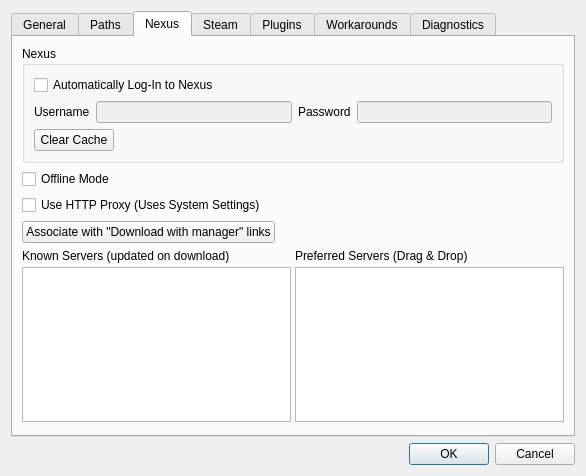
Holt59/mo2-merge, file modorganizer/src/settingsdialog.ui: the form before one commit.
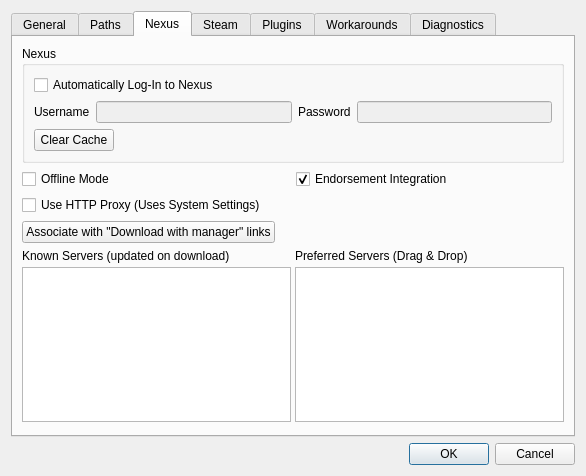
The form after the commit. The open tabs and pages were chosen to show the change. Icons and pictures are not drawn.

Commit message: [modorganizer] Add an option to disable endorsements

```diff
--- a/modorganizer/src/settingsdialog.ui
+++ b/modorganizer/src/settingsdialog.ui
@@ -537,6 +537,8 @@
         </widget>
        </item>
        <item>
+        <layout class="QGridLayout" name="gridLayout_8">
+         <item row="0" column="0">
         <widget class="QCheckBox" name="offlineBox">
          <property name="statusTip">
           <string>Disable automatic internet features</string>
@@ -549,7 +551,7 @@
          </property>
         </widget>
        </item>
-       <item>
+         <item row="1" column="0">
         <widget class="QCheckBox" name="proxyBox">
          <property name="statusTip">
           <string>Use a proxy for network connections.</string>
@@ -562,6 +564,18 @@
          </property>
         </widget>
        </item>
+         <item row="0" column="1">
+          <widget class="QCheckBox" name="endorsementBox">
+           <property name="text">
+            <string>Endorsement Integration</string>
+           </property>
+           <property name="checked">
+            <bool>true</bool>
+           </property>
+          </widget>
+         </item>
+        </layout>
+       </item>
        <item>
         <layout class="QHBoxLayout" name="horizontalLayout_7">
          <item>
```
Left out of the diff: 2 changed lines with no effect on the pictures. Lines whose indentation alone changed are shown as unchanged. The commit also changes 5 other files.
